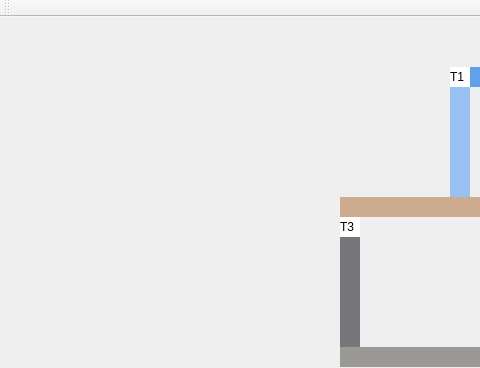
First picture: the form in trens/src/mainwindow.ui, repository vhtor/ufrn-so, before the edit; both pictures show x 0 to 480 and y 0 to 368 of the 1280 by 600 pixel window.
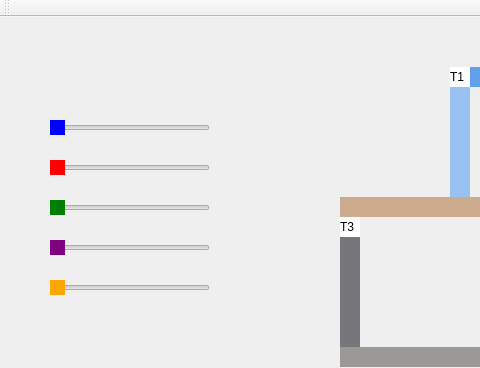
Second picture: the form after the edit.

```diff
--- a/trens/src/mainwindow.ui
+++ b/trens/src/mainwindow.ui
@@ -386,6 +386,96 @@
      <string/>
     </property>
    </widget>
+   <widget class="QSlider" name="horizontalSlider_trem1">
+    <property name="geometry">
+     <rect>
+      <x>50</x>
+      <y>100</y>
+      <width>160</width>
+      <height>22</height>
+     </rect>
+    </property>
+    <property name="styleSheet">
+     <string notr="true">.QSlider::handle:horizontal {
+    background: blue;
+}</string>
+    </property>
+    <property name="orientation">
+     <enum>Qt::Horizontal</enum>
+    </property>
+   </widget>
+   <widget class="QSlider" name="horizontalSlider_trem2">
+    <property name="geometry">
+     <rect>
+      <x>50</x>
+      <y>140</y>
+      <width>160</width>
+      <height>22</height>
+     </rect>
+    </property>
+    <property name="styleSheet">
+     <string notr="true">.QSlider::handle:horizontal {
+    background: red;
+}</string>
+    </property>
+    <property name="orientation">
+     <enum>Qt::Horizontal</enum>
+    </property>
+   </widget>
+   <widget class="QSlider" name="horizontalSlider_trem3">
+    <property name="geometry">
+     <rect>
+      <x>50</x>
+      <y>180</y>
+      <width>160</width>
+      <height>22</height>
+     </rect>
+    </property>
+    <property name="styleSheet">
+     <string notr="true">.QSlider::handle:horizontal {
+    background: green;
+}</string>
+    </property>
+    <property name="orientation">
+     <enum>Qt::Horizontal</enum>
+    </property>
+   </widget>
+   <widget class="QSlider" name="horizontalSlider_trem4">
+    <property name="geometry">
+     <rect>
+      <x>50</x>
+      <y>220</y>
+      <width>160</width>
+      <height>22</height>
+     </rect>
+    </property>
+    <property name="styleSheet">
+     <string notr="true">.QSlider::handle:horizontal {
+    background: purple;
+}</string>
+    </property>
+    <property name="orientation">
+     <enum>Qt::Horizontal</enum>
+    </property>
+   </widget>
+   <widget class="QSlider" name="horizontalSlider_trem5">
+    <property name="geometry">
+     <rect>
+      <x>50</x>
+      <y>260</y>
+      <width>160</width>
+      <height>22</height>
+     </rect>
+    </property>
+    <property name="styleSheet">
+     <string notr="true">.QSlider::handle:horizontal {
+    background: orange;
+}</string>
+    </property>
+    <property name="orientation">
+     <enum>Qt::Horizontal</enum>
+    </property>
+   </widget>
    <zorder>label_trilho2</zorder>
    <zorder>label_trilho1</zorder>
    <zorder>pushButton_ligar</zorder>
```
Left out of the diff: 5 changed lines with no effect on the pictures.
